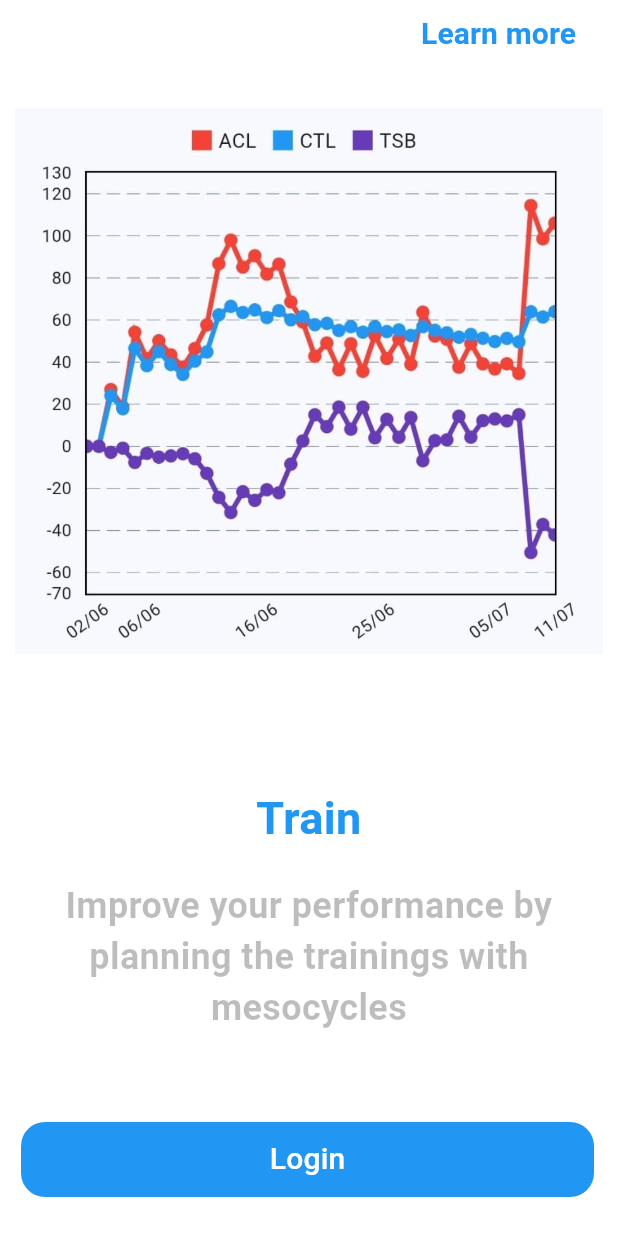
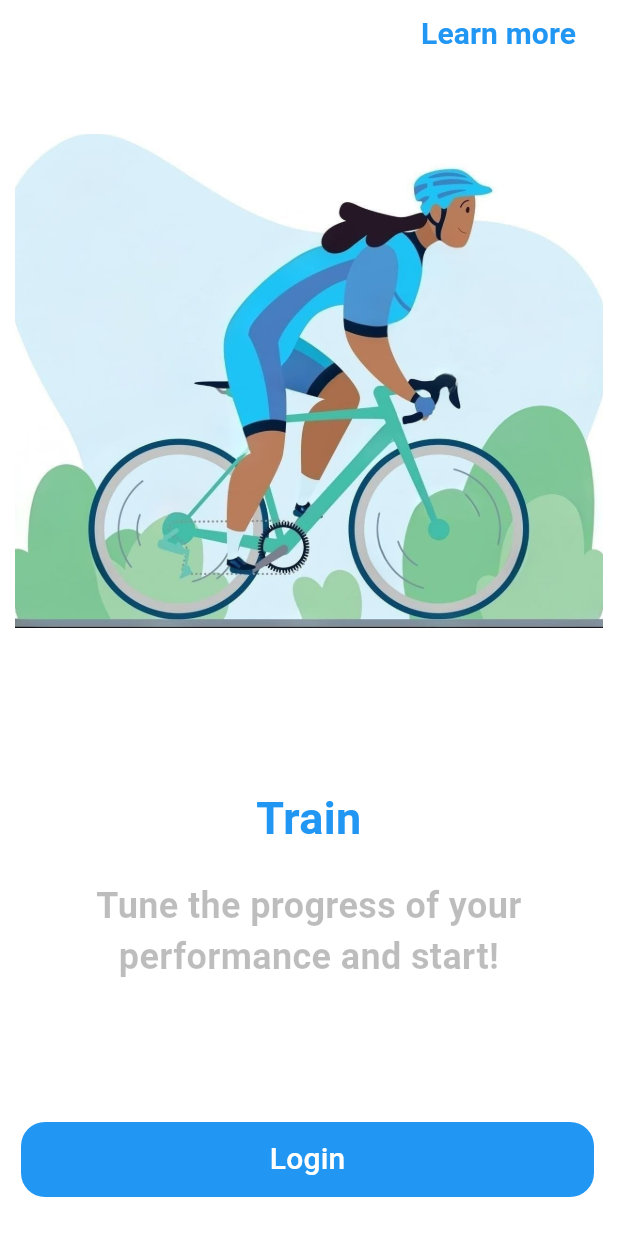
Before and after one commit to alessandrocasarin/simfit, a Flutter app: the screen it shows after launch, swiped to page 3, on a phone screen of 412 x 824 dp. Run offline on Flutter 3.47's test engine with Material 3 defaults, Android fonts, the phone set to English and light mode, and no system bars; drawn by our look-alikes of flutter_onboarding_slider; our stand-ins replace fl_chart, flutter_login, font_awesome_flutter, jwt_decoder, material_design_icons_flutter, shared_preferences; missing offline and left inert: profile_photo.

Commit message:
13lug_onboarding_3

```diff
--- a/lib/screens/onboarding.dart
+++ b/lib/screens/onboarding.dart
@@ -50,13 +50,13 @@ class OnBoarding extends StatelessWidget {
         Padding(
           padding: EdgeInsets.all(10),
           child:Image.asset(
-          'assets/ciclista.jpg',
+          'assets/grafico2.jpg',
           height: 400,
         ),),
         Padding(
           padding: EdgeInsets.all(10),
           child:Image.asset(
-          'assets/grafico2.jpg',
+          'assets/ciclista.jpg',
           height: 400,
         ),),
       ],
@@ -156,7 +156,7 @@ class OnBoarding extends StatelessWidget {
                 height: 20,
               ),
               const Text(
-                'Improve your performance by planning the trainings with mesocycles',
+                'Tune the progress of your performance and start!',
                 textAlign: TextAlign.center,
                 style: TextStyle(
                   color: Colors.black26,
```
